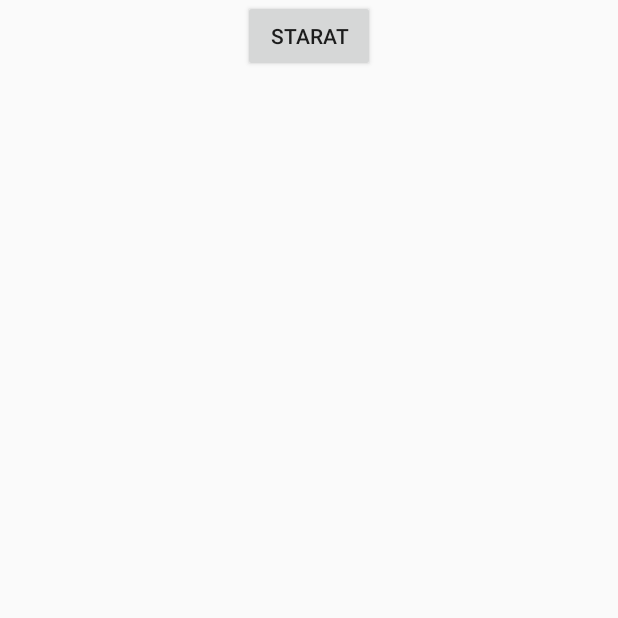
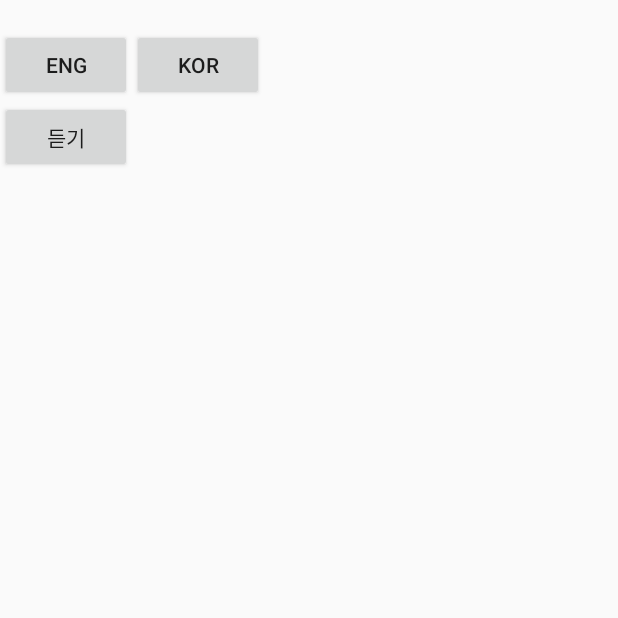
Before and after one commit to tong9433/wordExercise, an Android app: the DictionaryActivity screen opened directly, with no data from a screen before it, on a phone screen of 412 x 824 dp, the top half of it. Run offline under Robolectric (Android 15) with nearby library versions, the phone set to English and light mode, and no system bars; libraries missing offline, so code that uses them is left out: com.naver.speech; 2 statements that could not run were skipped.

Commit message:
make dictionary

```diff
--- a/app/src/main/java/com/example/ryu/wordexercise/Activity/DictionaryActivity.java
+++ b/app/src/main/java/com/example/ryu/wordexercise/Activity/DictionaryActivity.java
@@ -14,6 +14,9 @@ import android.widget.TextView;
 import com.example.ryu.wordexercise.AudioWriterPCM;
 import com.example.ryu.wordexercise.NaverRecognizer;
 import com.example.ryu.wordexercise.R;
+import com.example.ryu.wordexercise.TTS;
+import com.example.ryu.wordexercise.Translator;
+import com.naver.speech.clientapi.SpeechConfig;
 import com.naver.speech.clientapi.SpeechRecognitionResult;
 
 import java.lang.ref.WeakReference;
@@ -32,7 +35,9 @@ public class DictionaryActivity extends Activity {
     private DictionaryActivity.RecognitionHandler handler;
     private NaverRecognizer naverRecognizer;
     private TextView txtResult;
-    private Button btnStart;
+    private Button btnStartEng;
+    private Button btnStartKo;
+    private Button btnListen;
     private String mResult;
 
     private AudioWriterPCM writer;
@@ -55,14 +60,27 @@ public class DictionaryActivity extends Activity {
             case R.id.partialResult:
                 // Extract obj property typed with String.
                 mResult = (String) (msg.obj);
-                txtResult.setText(mResult);
+                //txtResult.setText(mResult);
                 break;
 
             case R.id.finalResult:
                 SpeechRecognitionResult speechRecognitionResult = (SpeechRecognitionResult) msg.obj;
                 List<String> results = speechRecognitionResult.getResults(); //음성인식 결과값 list
                 mResult = results.get(0);
-
+                String langType = naverRecognizer.getLangType().toString();
+                Translator tr = Translator.getInstance();
+                if(langType == "ENGLISH" ) { //영어를 한글로
+                    String result_EngToKo;
+                    result_EngToKo = tr.translate(mResult,Translator.ENG,Translator.KOR);
+                    txtResult.setText(result_EngToKo);
+                }
+                else { //한글을 영어로
+                    String result_KoToEng;
+                    result_KoToEng = tr.translate(mResult,Translator.KOR,Translator.ENG);
+                    txtResult.setText(result_KoToEng);
+                    TTS tts = new TTS(DictionaryActivity.this, btnListen);
+                    tts.requestNaverApi(result_KoToEng);
+                }
                 break;
 
             case R.id.recognitionError:
@@ -72,8 +90,7 @@ public class DictionaryActivity extends Activity {
 
                 mResult = "Error code : " + msg.obj.toString();
                 txtResult.setText(mResult);
-                btnStart.setText("Start");
-                btnStart.setEnabled(true);
+                btnStartEng.setEnabled(true);
                 break;
 
             case R.id.clientInactive:
@@ -81,8 +98,7 @@ public class DictionaryActivity extends Activity {
                     writer.close();
                 }
 
-                btnStart.setText("Start");
-                btnStart.setEnabled(true);
+                btnStartEng.setEnabled(true);
                 break;
         }
     }
@@ -92,12 +108,14 @@ public class DictionaryActivity extends Activity {
         setContentView(R.layout.activity_dic);
 
         txtResult = (TextView) findViewById(R.id.txt_result);
-        btnStart = (Button) findViewById(R.id.btn_start);
+        btnStartEng = (Button) findViewById(R.id.btn_start_eng);
+        btnStartKo = (Button) findViewById(R.id.btn_start_ko);
+        btnListen = (Button) findViewById(R.id.btn_listen);
 
         handler = new DictionaryActivity.RecognitionHandler(this);
         naverRecognizer = new NaverRecognizer(this, handler, CLIENT_ID);
 
-        btnStart.setOnClickListener(new View.OnClickListener() {
+        btnStartEng.setOnClickListener(new View.OnClickListener() {
 
             @Override
             public void onClick(View v) {
@@ -106,12 +124,31 @@ public class DictionaryActivity extends Activity {
                     // Run SpeechRecongizer by calling recognize().
                     mResult = "";
                     txtResult.setText("Connecting...");
-                    btnStart.setText("Stop");
-                    naverRecognizer.recognize();
+                    btnStartEng.setEnabled(false);
+                    naverRecognizer.recognize(SpeechConfig.LanguageType.ENGLISH);
                 } else {
                     Log.d(TAG, "stop and wait Final Result");
-                    btnStart.setEnabled(false);
+                    btnStartEng.setEnabled(false);
 
+                    naverRecognizer.getSpeechRecognizer().stop();
+                }
+            }
+        });
+
+        btnStartKo.setOnClickListener(new View.OnClickListener() {
+
+            @Override
+            public void onClick(View v) {
+                if(!naverRecognizer.getSpeechRecognizer().isRunning()) {
+                    // Start button is pushed when SpeechRecognizer's state is inactive.
+                    // Run SpeechRecongizer by calling recognize().
+                    mResult = "";
+                    txtResult.setText("Connecting...");
+                    btnStartEng.setEnabled(false);
+                    naverRecognizer.recognize(SpeechConfig.LanguageType.KOREAN);
+                } else {
+                    Log.d(TAG, "stop and wait Final Result");
+                    btnStartEng.setEnabled(false);
                     naverRecognizer.getSpeechRecognizer().stop();
                 }
             }
@@ -131,8 +168,7 @@ public class DictionaryActivity extends Activity {
 
         mResult = "";
         txtResult.setText("");
-        btnStart.setText("Starat");
-        btnStart.setEnabled(true);
+        btnStartEng.setEnabled(true);
     }
 
     @Override
--- a/app/src/main/java/com/example/ryu/wordexercise/Activity/RunningGameActivity.java
+++ b/app/src/main/java/com/example/ryu/wordexercise/Activity/RunningGameActivity.java
@@ -16,6 +16,8 @@ import com.example.ryu.wordexercise.AudioWriterPCM;
 
 import java.lang.ref.WeakReference;
 import java.util.List;
+
+import com.naver.speech.clientapi.SpeechConfig;
 import com.naver.speech.clientapi.SpeechRecognitionResult;
 
 /**
@@ -115,7 +117,7 @@ public class RunningGameActivity extends Activity {
                     mResult = "";
                     txtResult.setText("Connecting...");
                     btnStart.setText("Stop");
-                    naverRecognizer.recognize();
+                    naverRecognizer.recognize(SpeechConfig.LanguageType.ENGLISH);
                 } else {
                     Log.d(TAG, "stop and wait Final Result");
                     btnStart.setEnabled(false);
--- a/app/src/main/java/com/example/ryu/wordexercise/NaverRecognizer.java
+++ b/app/src/main/java/com/example/ryu/wordexercise/NaverRecognizer.java
@@ -20,7 +20,7 @@ public class NaverRecognizer implements SpeechRecognitionListener {
 
 	private Handler mHandler;
 	private SpeechRecognizer mRecognizer;
-
+	private static LanguageType langType;
 	public NaverRecognizer(Context context, Handler handler, String clientId) {
 		this.mHandler = handler;
 
@@ -41,14 +41,23 @@ public class NaverRecognizer implements SpeechRecognitionListener {
 		mRecognizer.setSpeechRecognitionListener(this);
 	}
 
+	public static LanguageType getLangType() {
+		return langType;
+	}
+
+	public static void setLangType(LanguageType langType) {
+		NaverRecognizer.langType = langType;
+	}
+
 	public SpeechRecognizer getSpeechRecognizer() {
 		return mRecognizer;
 	}
 
-	public void recognize() {
+	public void recognize(LanguageType languageType) {
 		try {
+			setLangType(languageType);
 			mRecognizer.recognize(new SpeechConfig(
-									LanguageType.ENGLISH,
+									languageType,
 									EndPointDetectType.AUTO));
 		} catch (SpeechRecognitionException e) {
 			e.printStackTrace();
--- a/app/src/main/java/com/example/ryu/wordexercise/Translator.java
+++ b/app/src/main/java/com/example/ryu/wordexercise/Translator.java
@@ -19,6 +19,7 @@ public class Translator {
     public static final String KOR = "ko";
 
     private static Translator translator = new Translator();
+    private static String returnLangType;
 
     private static final String clientId = "HJwABjKOdTik1lfe7o_E";
     private static final String clientSecret = "R__r9XpvZu";
@@ -65,7 +66,7 @@ public class Translator {
             con.setRequestProperty("X-Naver-Client-Id", clientId);
             con.setRequestProperty("X-Naver-Client-Secret", clientSecret);
             // post request
-            String postParams = "source=ko&target=en&text=" + text;
+            String postParams = "source="+source+"&target="+target+"&text=" + text;
             con.setDoOutput(true);
             DataOutputStream wr = new DataOutputStream(con.getOutputStream());
             wr.writeBytes(postParams);
--- a/app/src/main/res/layout/activity_dic.xml
+++ b/app/src/main/res/layout/activity_dic.xml
@@ -1,17 +1,35 @@
 <?xml version="1.0" encoding="utf-8"?>
-<RelativeLayout xmlns:android="http://schemas.android.com/apk/res/android"
+<LinearLayout xmlns:android="http://schemas.android.com/apk/res/android"
     android:orientation="vertical" android:layout_width="match_parent"
     android:layout_height="match_parent">
-    <Button
-        android:id="@+id/btn_start"
-        android:layout_width="wrap_content"
-        android:layout_height="wrap_content"
-        android:layout_centerHorizontal="true"
-        android:text="Start"/>
     <TextView
         android:id="@+id/txt_result"
         android:layout_width="wrap_content"
         android:layout_height="wrap_content"
-        android:layout_below="@id/btn_start"
-        android:layout_centerHorizontal="true"/>
-</RelativeLayout>
+        android:layout_centerHorizontal="true" />
+    <LinearLayout
+        android:layout_width="match_parent"
+        android:layout_height="wrap_content"
+        android:orientation="horizontal">
+        <Button
+            android:id="@+id/btn_start_eng"
+            android:layout_width="wrap_content"
+            android:layout_height="wrap_content"
+            android:layout_centerHorizontal="true"
+            android:text="ENG" />
+        <Button
+            android:id="@+id/btn_start_ko"
+            android:layout_width="wrap_content"
+            android:layout_height="wrap_content"
+            android:layout_centerHorizontal="true"
+            android:text="KOR" />
+    </LinearLayout>
+
+    <Button
+        android:layout_width="wrap_content"
+        android:layout_height="wrap_content"
+        android:text="듣기"
+        android:id="@+id/btn_listen"/>
+
+
+</LinearLayout>
```
